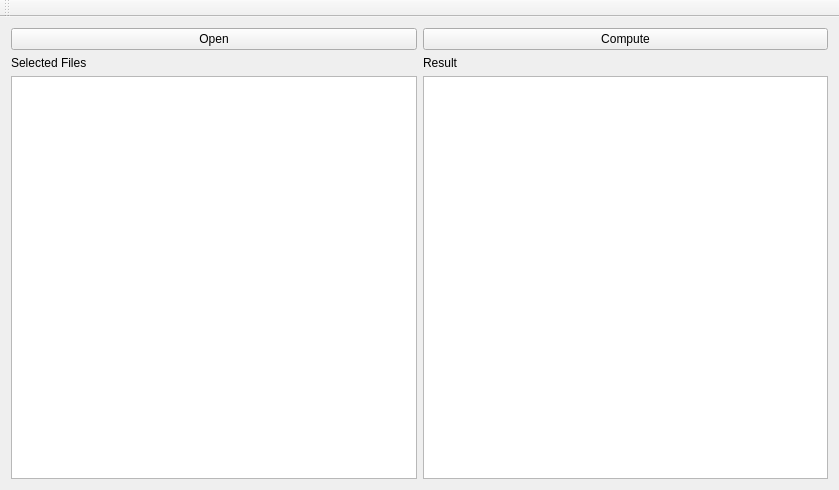
First picture: the form in mainwindow/mainwindow/mainwindow.ui, repository civa-z/iisc_mainwindow, before the edit.
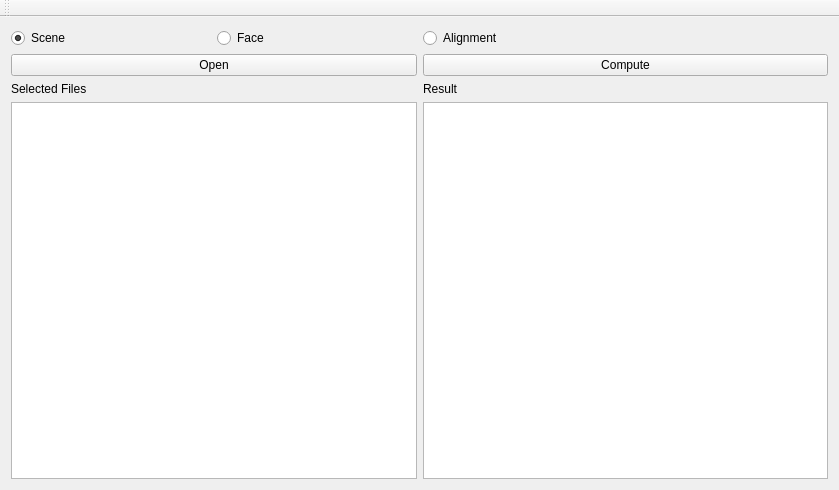
Second picture: the form after the edit.

```diff
--- a/mainwindow/mainwindow/mainwindow.ui
+++ b/mainwindow/mainwindow/mainwindow.ui
@@ -21,39 +21,71 @@
               <enum>QLayout::SetDefaultConstraint</enum>
             </property>
             <item row="0" column="0">
+       <layout class="QHBoxLayout" name="horizontalLayout">
+        <item>
+         <widget class="QRadioButton" name="radioButton_Scene">
+          <property name="text">
+           <string>Scene</string>
+          </property>
+          <property name="checked">
+           <bool>true</bool>
+          </property>
+         </widget>
+        </item>
+        <item>
+         <widget class="QRadioButton" name="radioButton_Face">
+          <property name="text">
+           <string>Face</string>
+          </property>
+         </widget>
+        </item>
+       </layout>
+      </item>
+      <item row="1" column="0">
               <widget class="QPushButton" name="openButton">
                 <property name="text">
                   <string>Open</string>
                 </property>
               </widget>
             </item>
-            <item row="0" column="1">
+      <item row="1" column="1">
               <widget class="QPushButton" name="computeButton">
                 <property name="text">
                   <string>Compute</string>
                 </property>
               </widget>
             </item>
-            <item row="1" column="0">
+      <item row="2" column="0">
               <widget class="QLabel" name="label">
                 <property name="text">
                   <string>Selected Files</string>
                 </property>
               </widget>
             </item>
-            <item row="2" column="0">
+      <item row="3" column="0">
               <widget class="QListWidget" name="imgWidget"/>
             </item>
-            <item row="1" column="1">
+      <item row="2" column="1">
               <widget class="QLabel" name="label_2">
                 <property name="text">
                   <string>Result</string>
                 </property>
               </widget>
             </item>
-            <item row="2" column="1">
+      <item row="3" column="1">
               <widget class="QListWidget" name="resWidget"/>
             </item>
+      <item row="0" column="1">
+       <layout class="QHBoxLayout" name="horizontalLayout_2">
+        <item>
+         <widget class="QRadioButton" name="radioButton_Alignment">
+          <property name="text">
+           <string>Alignment</string>
+          </property>
+         </widget>
+        </item>
+       </layout>
+      </item>
           </layout>
         </item>
       </layout>
```
Left out of the diff: 2 changed lines with no effect on the pictures. Lines whose indentation alone changed are shown as unchanged.
